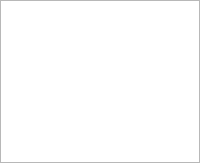
Above: tools/debug/UI/Backtrace.ui from TrickPlay/Trickplay before the change. Below: the same form after it.
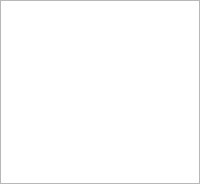
That is the form after the change.

Commit message: [debugger] implemented debug window's local variable table and backtrace window bugzid:2575

```diff
--- a/tools/debug/UI/Backtrace.ui
+++ b/tools/debug/UI/Backtrace.ui
@@ -7,7 +7,7 @@
     <x>0</x>
     <y>0</y>
     <width>200</width>
-    <height>163</height>
+    <height>184</height>
    </rect>
   </property>
   <property name="windowTitle">
@@ -21,7 +21,13 @@
     <number>0</number>
    </property>
    <item row="0" column="0">
-    <widget class="QTreeView" name="view"/>
+    <widget class="QListWidget" name="listWidget">
+     <property name="font">
+      <font>
+       <pointsize>10</pointsize>
+      </font>
+     </property>
+    </widget>
    </item>
   </layout>
  </widget>
```
The commit also changes 7 other files.
